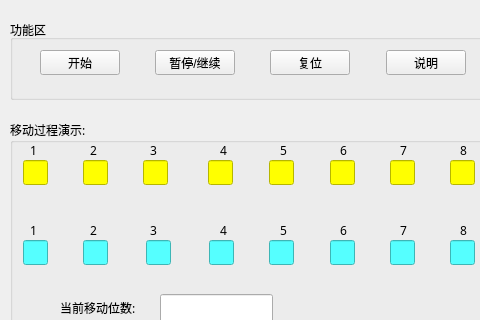
Above: seqinsview.ui from Billxkk/- before the change; both pictures show x 0 to 480 and y 0 to 320 of the 629 by 629 pixel window. Below: the same form after it.
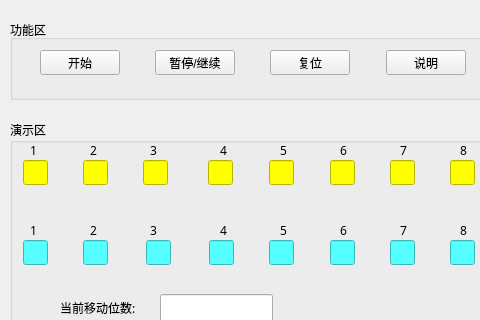
That is the form after the change.

Patch:
```diff
--- a/seqinsview.ui
+++ b/seqinsview.ui
@@ -159,7 +159,7 @@
     <string notr="true">font: 9pt &quot;Agency FB&quot;;</string>
    </property>
    <property name="title">
-    <string>移动过程演示:</string>
+    <string>演示区</string>
    </property>
    <widget class="QLineEdit" name="lineEdit_1">
     <property name="geometry">
```
